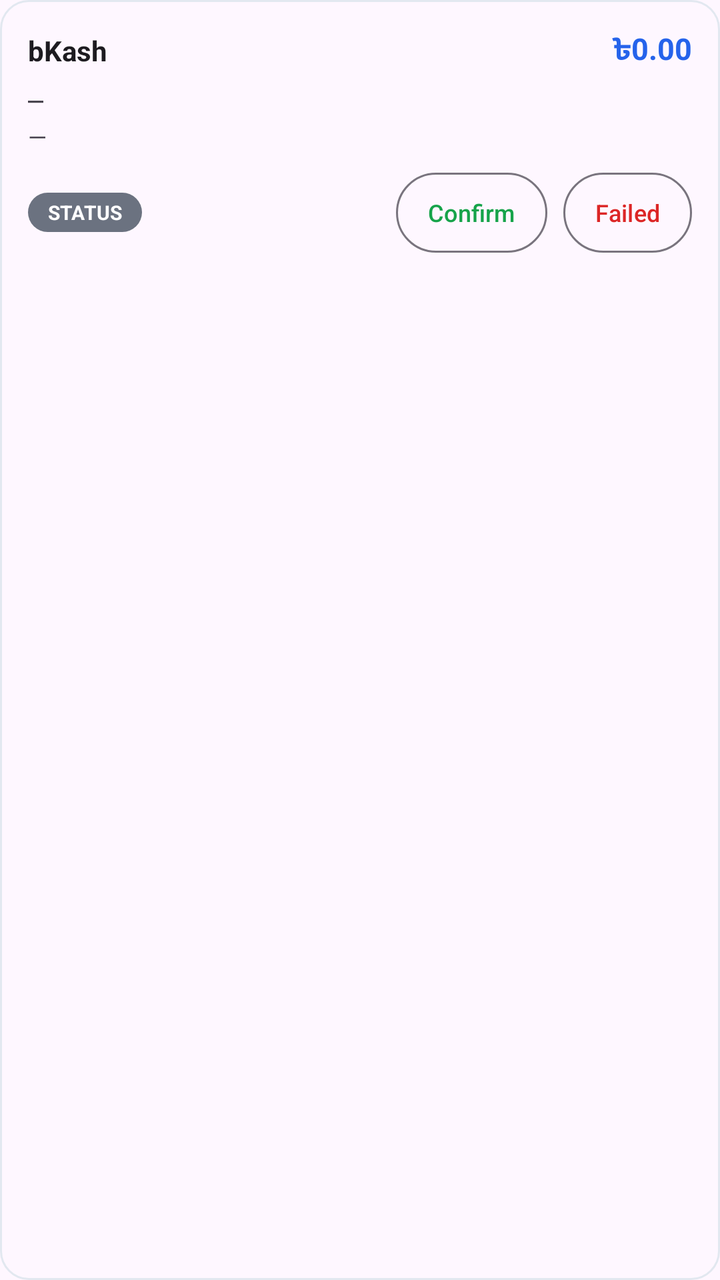
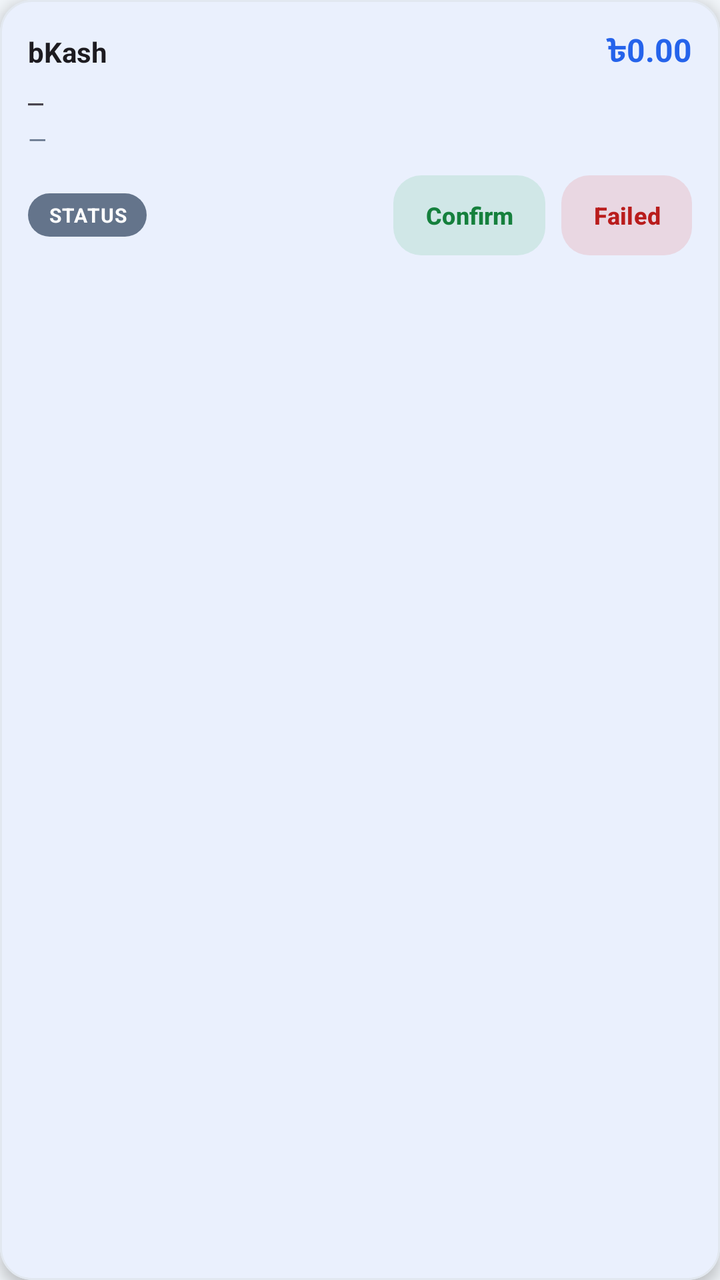

Before-and-after screenshots of an Android layout around one commit, followed by the original layout XML and the change that was made.
<!-- AndroidManifest.xml: application theme Theme.InvokeilPay -->
<!-- res/layout/item_outgoing.xml -->
<?xml version="1.0" encoding="utf-8"?>
<LinearLayout xmlns:android="http://schemas.android.com/apk/res/android"
    android:layout_width="match_parent"
    android:layout_height="wrap_content"
    android:layout_marginStart="8dp"
    android:layout_marginTop="6dp"
    android:layout_marginEnd="8dp"
    android:background="@drawable/bg_item_card"
    android:orientation="vertical"
    android:padding="14dp">

    <LinearLayout
        android:layout_width="match_parent"
        android:layout_height="wrap_content"
        android:gravity="center_vertical"
        android:orientation="horizontal">

        <TextView
            android:id="@+id/text_title"
            android:layout_width="0dp"
            android:layout_height="wrap_content"
            android:layout_weight="1"
            android:ellipsize="end"
            android:maxLines="1"
            android:text="bKash"
            android:textColor="?android:attr/textColorPrimary"
            android:textSize="14sp"
            android:textStyle="bold" />

        <TextView
            android:id="@+id/text_amount"
            android:layout_width="wrap_content"
            android:layout_height="wrap_content"
            android:text="৳0.00"
            android:textColor="@color/brand_primary"
            android:textSize="15sp"
            android:textStyle="bold" />
    </LinearLayout>

    <TextView
        android:id="@+id/text_detail"
        android:layout_width="match_parent"
        android:layout_height="wrap_content"
        android:layout_marginTop="4dp"
        android:fontFamily="monospace"
        android:text="—"
        android:textColor="?android:attr/textColorSecondary"
        android:textSize="13sp" />

    <TextView
        android:id="@+id/text_note"
        android:layout_width="match_parent"
        android:layout_height="wrap_content"
        android:layout_marginTop="2dp"
        android:ellipsize="end"
        android:maxLines="1"
        android:text="—"
        android:textColor="?android:attr/textColorSecondary"
        android:textSize="12sp" />

    <LinearLayout
        android:layout_width="match_parent"
        android:layout_height="wrap_content"
        android:layout_marginTop="10dp"
        android:gravity="center_vertical"
        android:orientation="horizontal">

        <TextView
            android:id="@+id/chip_status"
            android:layout_width="wrap_content"
            android:layout_height="wrap_content"
            android:background="@drawable/bg_status_chip"
            android:paddingStart="10dp"
            android:paddingTop="3dp"
            android:paddingEnd="10dp"
            android:paddingBottom="3dp"
            android:text="STATUS"
            android:textColor="@android:color/white"
            android:textSize="10sp"
            android:textStyle="bold" />

        <View
            android:layout_width="0dp"
            android:layout_height="1dp"
            android:layout_weight="1" />

        <com.google.android.material.button.MaterialButton
            android:id="@+id/btn_confirm"
            style="?attr/materialButtonOutlinedStyle"
            android:layout_width="wrap_content"
            android:layout_height="40dp"
            android:insetTop="0dp"
            android:insetBottom="0dp"
            android:minWidth="0dp"
            android:paddingStart="16dp"
            android:paddingEnd="16dp"
            android:text="@string/btn_confirm"
            android:textColor="@color/status_forwarded"
            android:textSize="12sp" />

        <com.google.android.material.button.MaterialButton
            android:id="@+id/btn_failed"
            style="?attr/materialButtonOutlinedStyle"
            android:layout_width="wrap_content"
            android:layout_height="40dp"
            android:layout_marginStart="8dp"
            android:insetTop="0dp"
            android:insetBottom="0dp"
            android:minWidth="0dp"
            android:paddingStart="16dp"
            android:paddingEnd="16dp"
            android:text="@string/btn_mark_failed"
            android:textColor="@color/status_failed"
            android:textSize="12sp" />
    </LinearLayout>
</LinearLayout>
<!-- resources referenced by this layout -->
<resources>
  <color name="brand_primary">#2563EB</color>
  <color name="status_failed">#DC2626</color>
  <color name="status_forwarded">#16A34A</color>
  <!-- drawable bg_item_card (drawable) -->
  <?xml version="1.0" encoding="utf-8"?>
  <shape xmlns:android="http://schemas.android.com/apk/res/android"
      android:shape="rectangle">
      <solid android:color="?attr/colorSurface" />
      <corners android:radius="14dp" />
      <stroke android:width="1dp" android:color="#E2E8F0" />
  </shape>
  <!-- drawable bg_status_chip (drawable) -->
  <?xml version="1.0" encoding="utf-8"?>
  <shape xmlns:android="http://schemas.android.com/apk/res/android"
      android:shape="rectangle">
      <solid android:color="#6B7280" />
      <corners android:radius="100dp" />
  </shape>
  <string name="btn_confirm">Confirm</string>
  <style name="Theme.InvokeilPay" parent="Theme.Material3.DayNight.NoActionBar">
          <item name="colorPrimary">#2563EB</item>
          <item name="colorOnPrimary">#FFFFFF</item>
          <item name="colorSecondary">#1E40AF</item>
          <item name="shapeAppearanceSmallComponent">@style/ShapeAppearance.Invokeil.Small</item>
          <item name="shapeAppearanceMediumComponent">@style/ShapeAppearance.Invokeil.Medium</item>
          <item name="shapeAppearanceLargeComponent">@style/ShapeAppearance.Invokeil.Large</item>
      </style>
  <!-- unchanged entries left out for length: 4 -->
</resources>

<!-- the commit's change to res/layout/item_outgoing.xml (unified diff, before → after) -->
@@ -1,116 +1,112 @@
 <?xml version="1.0" encoding="utf-8"?>
-<LinearLayout xmlns:android="http://schemas.android.com/apk/res/android"
+<com.google.android.material.card.MaterialCardView xmlns:android="http://schemas.android.com/apk/res/android"
+    style="@style/Widget.Invokeil.Card"
     android:layout_width="match_parent"
     android:layout_height="wrap_content"
     android:layout_marginStart="8dp"
-    android:layout_marginTop="6dp"
+    android:layout_marginTop="4dp"
     android:layout_marginEnd="8dp"
-    android:background="@drawable/bg_item_card"
-    android:orientation="vertical"
-    android:padding="14dp">
+    android:layout_marginBottom="4dp">
 
     <LinearLayout
         android:layout_width="match_parent"
         android:layout_height="wrap_content"
-        android:gravity="center_vertical"
-        android:orientation="horizontal">
+        android:minHeight="64dp"
+        android:orientation="vertical"
+        android:padding="14dp">
+
+        <LinearLayout
+            android:layout_width="match_parent"
+            android:layout_height="wrap_content"
+            android:gravity="center_vertical"
+            android:orientation="horizontal">
+
+            <TextView
+                android:id="@+id/text_title"
+                android:layout_width="0dp"
+                android:layout_height="wrap_content"
+                android:layout_weight="1"
+                android:ellipsize="end"
+                android:maxLines="1"
+                android:text="bKash"
+                android:textColor="?android:attr/textColorPrimary"
+                android:textSize="14sp"
+                android:textStyle="bold" />
+
+            <TextView
+                android:id="@+id/text_amount"
+                android:layout_width="wrap_content"
+                android:layout_height="wrap_content"
+                android:layout_marginStart="8dp"
+                android:text="৳0.00"
+                android:textColor="@color/brand_primary"
+                android:textSize="16sp"
+                android:textStyle="bold" />
+        </LinearLayout>
 
         <TextView
-            android:id="@+id/text_title"
-            android:layout_width="0dp"
+            android:id="@+id/text_detail"
+            android:layout_width="match_parent"
             android:layout_height="wrap_content"
-            android:layout_weight="1"
+            android:layout_marginTop="4dp"
+            android:fontFamily="monospace"
+            android:text="—"
+            android:textColor="?android:attr/textColorSecondary"
+            android:textSize="13sp" />
+
+        <TextView
+            android:id="@+id/text_note"
+            android:layout_width="match_parent"
+            android:layout_height="wrap_content"
+            android:layout_marginTop="2dp"
             android:ellipsize="end"
             android:maxLines="1"
-            android:text="bKash"
-            android:textColor="?android:attr/textColorPrimary"
-            android:textSize="14sp"
-            android:textStyle="bold" />
-
-        <TextView
-            android:id="@+id/text_amount"
-            android:layout_width="wrap_content"
-            android:layout_height="wrap_content"
-            android:text="৳0.00"
-            android:textColor="@color/brand_primary"
-            android:textSize="15sp"
-            android:textStyle="bold" />
-    </LinearLayout>
-
-    <TextView
-        android:id="@+id/text_detail"
-        android:layout_width="match_parent"
-        android:layout_height="wrap_content"
-        android:layout_marginTop="4dp"
-        android:fontFamily="monospace"
-        android:text="—"
-        android:textColor="?android:attr/textColorSecondary"
-        android:textSize="13sp" />
-
-    <TextView
-        android:id="@+id/text_note"
-        android:layout_width="match_parent"
-        android:layout_height="wrap_content"
-        android:layout_marginTop="2dp"
-        android:ellipsize="end"
-        android:maxLines="1"
-        android:text="—"
-        android:textColor="?android:attr/textColorSecondary"
-        android:textSize="12sp" />
-
-    <LinearLayout
-        android:layout_width="match_parent"
-        android:layout_height="wrap_content"
-        android:layout_marginTop="10dp"
-        android:gravity="center_vertical"
-        android:orientation="horizontal">
-
-        <TextView
-            android:id="@+id/chip_status"
-            android:layout_width="wrap_content"
-            android:layout_height="wrap_content"
-            android:background="@drawable/bg_status_chip"
-            android:paddingStart="10dp"
-            android:paddingTop="3dp"
-            android:paddingEnd="10dp"
-            android:paddingBottom="3dp"
-            android:text="STATUS"
-            android:textColor="@android:color/white"
-            android:textSize="10sp"
-            android:textStyle="bold" />
-
-        <View
-            android:layout_width="0dp"
-            android:layout_height="1dp"
-            android:layout_weight="1" />
-
-        <com.google.android.material.button.MaterialButton
-            android:id="@+id/btn_confirm"
-            style="?attr/materialButtonOutlinedStyle"
-            android:layout_width="wrap_content"
-            android:layout_height="40dp"
-            android:insetTop="0dp"
-            android:insetBottom="0dp"
-            android:minWidth="0dp"
-            android:paddingStart="16dp"
-            android:paddingEnd="16dp"
-            android:text="@string/btn_confirm"
-            android:textColor="@color/status_forwarded"
+            android:text="—"
+            android:textColor="@color/text_muted"
             android:textSize="12sp" />
 
-        <com.google.android.material.button.MaterialButton
-            android:id="@+id/btn_failed"
-            style="?attr/materialButtonOutlinedStyle"
-            android:layout_width="wrap_content"
-            android:layout_height="40dp"
-            android:layout_marginStart="8dp"
-            android:insetTop="0dp"
-            android:insetBottom="0dp"
-            android:minWidth="0dp"
-            android:paddingStart="16dp"
-            android:paddingEnd="16dp"
-            android:text="@string/btn_mark_failed"
-            android:textColor="@color/status_failed"
-            android:textSize="12sp" />
+        <LinearLayout
+            android:layout_width="match_parent"
+            android:layout_height="wrap_content"
+            android:layout_marginTop="10dp"
+            android:gravity="center_vertical"
+            android:orientation="horizontal">
+
+            <TextView
+                android:id="@+id/chip_status"
+                android:layout_width="wrap_content"
+                android:layout_height="wrap_content"
+                android:background="@drawable/bg_status_chip"
+                android:gravity="center"
+                android:letterSpacing="0.04"
+                android:paddingStart="10dp"
+                android:paddingTop="4dp"
+                android:paddingEnd="10dp"
+                android:paddingBottom="4dp"
+                android:text="STATUS"
+                android:textColor="#FFFFFF"
+                android:textSize="10sp"
+                android:textStyle="bold" />
+
+            <View
+                android:layout_width="0dp"
+                android:layout_height="1dp"
+                android:layout_weight="1" />
+
+            <com.google.android.material.button.MaterialButton
+                android:id="@+id/btn_confirm"
+                style="@style/Widget.Invokeil.Button.Soft.Success"
+                android:layout_width="wrap_content"
+                android:layout_height="40dp"
+                android:text="@string/btn_confirm" />
+
+            <com.google.android.material.button.MaterialButton
+                android:id="@+id/btn_failed"
+                style="@style/Widget.Invokeil.Button.Soft.Danger"
+                android:layout_width="wrap_content"
+                android:layout_height="40dp"
+                android:layout_marginStart="8dp"
+                android:text="@string/btn_mark_failed" />
+        </LinearLayout>
     </LinearLayout>
-</LinearLayout>
+</com.google.android.material.card.MaterialCardView>
<!-- resource entries referenced after the edit -->
@@ -1,32 +1,89 @@
 <!-- resources referenced by this layout -->
 <resources>
   <color name="brand_primary">#2563EB</color>
-  <color name="status_failed">#DC2626</color>
-  <color name="status_forwarded">#16A34A</color>
-  <!-- drawable bg_item_card (drawable) -->
-  <?xml version="1.0" encoding="utf-8"?>
-  <shape xmlns:android="http://schemas.android.com/apk/res/android"
-      android:shape="rectangle">
-      <solid android:color="?attr/colorSurface" />
-      <corners android:radius="14dp" />
-      <stroke android:width="1dp" android:color="#E2E8F0" />
-  </shape>
+  <color name="text_muted">#64748B</color>
   <!-- drawable bg_status_chip (drawable) -->
   <?xml version="1.0" encoding="utf-8"?>
   <shape xmlns:android="http://schemas.android.com/apk/res/android"
       android:shape="rectangle">
-      <solid android:color="#6B7280" />
-      <corners android:radius="100dp" />
+      <solid android:color="#64748B" />
+      <corners android:radius="99dp" />
   </shape>
   <string name="btn_confirm">Confirm</string>
+  <style name="Widget.Invokeil.Button.Soft.Danger">
+          <item name="android:textColor">@color/chip_text_danger</item>
+          <item name="backgroundTint">@color/chip_fill_danger</item>
+      </style>
+  <style name="Widget.Invokeil.Button.Soft.Success">
+          <item name="android:textColor">@color/chip_text_success</item>
+          <item name="backgroundTint">@color/chip_fill_success</item>
+      </style>
+  <style name="Widget.Invokeil.Card" parent="Widget.Material3.Card.Elevated">
+          <item name="cardCornerRadius">16dp</item>
+          <item name="cardElevation">4dp</item>
+          <item name="cardBackgroundColor">@color/surface_card</item>
+          <item name="strokeWidth">1dp</item>
+          <item name="strokeColor">@color/card_stroke</item>
+          <item name="rippleColor">@color/ripple_brand</item>
+      </style>
   <style name="Theme.InvokeilPay" parent="Theme.Material3.DayNight.NoActionBar">
-          <item name="colorPrimary">#2563EB</item>
+          <item name="colorPrimary">@color/brand_primary</item>
           <item name="colorOnPrimary">#FFFFFF</item>
-          <item name="colorSecondary">#1E40AF</item>
+          <item name="colorSecondary">@color/brand_dark</item>
+          <item name="colorOnSecondary">#FFFFFF</item>
+          <item name="colorSurface">@color/surface_card</item>
+          <item name="android:colorBackground">@color/bg_page</item>
+          <item name="android:windowBackground">@color/bg_page</item>
+          <item name="android:statusBarColor">@color/brand_deep</item>
+          <item name="android:windowLightStatusBar">false</item>
           <item name="shapeAppearanceSmallComponent">@style/ShapeAppearance.Invokeil.Small</item>
           <item name="shapeAppearanceMediumComponent">@style/ShapeAppearance.Invokeil.Medium</item>
           <item name="shapeAppearanceLargeComponent">@style/ShapeAppearance.Invokeil.Large</item>
+          
+          <item name="android:windowSplashScreenBackground">@color/splash_bg</item>
+          <item name="android:windowSplashScreenAnimatedIcon">@drawable/ic_splash_icon</item>
       </style>
+  <color name="chip_text_danger">#B91C1C</color>
+  <color name="chip_fill_danger">#1FDC2626</color>
+  <color name="chip_text_success">#15803D</color>
+  <color name="chip_fill_success">#1F16A34A</color>
+  <color name="surface_card">#FFFFFF</color>
+  <color name="card_stroke">#E2E8F0</color>
+  <color name="ripple_brand">#1F2563EB</color>
+  <color name="brand_dark">#1E40AF</color>
+  <color name="bg_page">#F1F5F9</color>
+  <color name="brand_deep">#172554</color>
+  <color name="splash_bg">#FFFFFF</color>
+  <!-- drawable ic_splash_icon (drawable) -->
+  <?xml version="1.0" encoding="utf-8"?>
+  <inset xmlns:android="http://schemas.android.com/apk/res/android"
+      android:drawable="@drawable/ic_logo_mark"
+      android:insetLeft="20%"
+      android:insetTop="20%"
+      android:insetRight="20%"
+      android:insetBottom="20%" />
+  <!-- drawable ic_logo_mark (drawable) -->
+  <?xml version="1.0" encoding="utf-8"?>
+  <vector xmlns:android="http://schemas.android.com/apk/res/android"
+      android:width="48dp"
+      android:height="48dp"
+      android:viewportWidth="24"
+      android:viewportHeight="24">
+      
+      <path
+          android:fillColor="@color/brand_primary"
+          android:pathData="M5,0h14a5,5 0 0 1 5,5v14a5,5 0 0 1 -5,5H5a5,5 0 0 1 -5,-5V5a5,5 0 0 1 5,-5z" />
+      
+      <group
+          android:scaleX="0.62"
+          android:scaleY="0.62"
+          android:pivotX="12"
+          android:pivotY="12">
+          <path
+              android:fillColor="#FFFFFF"
+              android:pathData="M12,1L3,5v6c0,5.55 3.84,10.74 9,12 5.16,-1.26 9,-6.45 9,-12V5L12,1zM12,11.99h7c-0.53,4.12 -3.28,7.79 -7,8.94V12H5V6.3l7,-3.11v8.8z" />
+      </group>
+  </vector>
   <!-- unchanged entries left out for length: 4 -->
 </resources>
 
